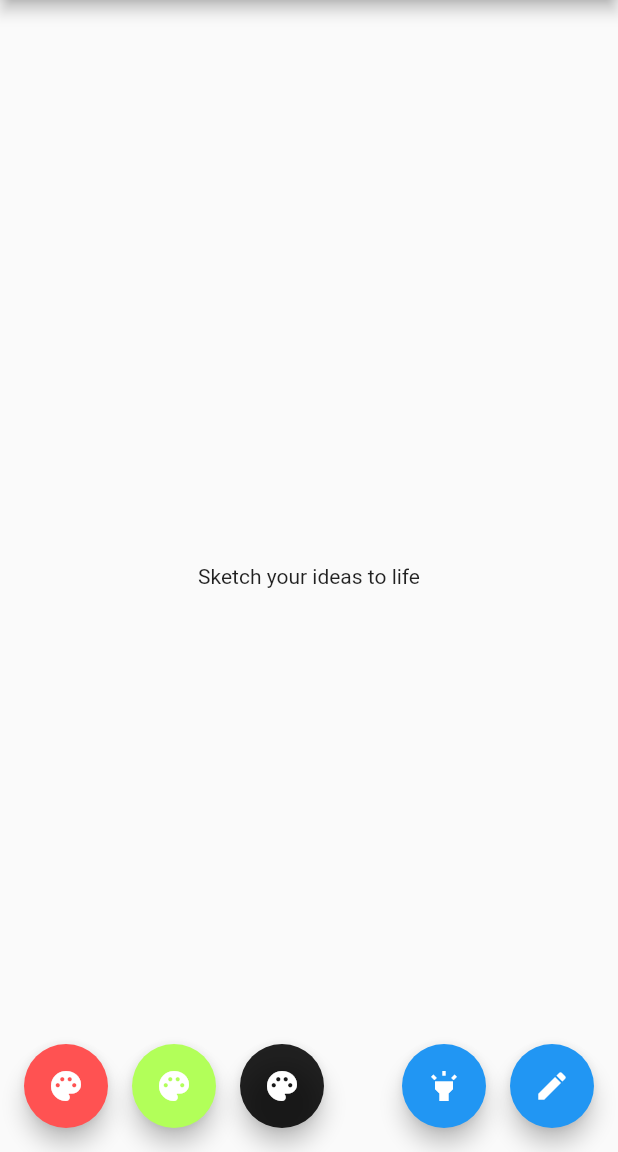
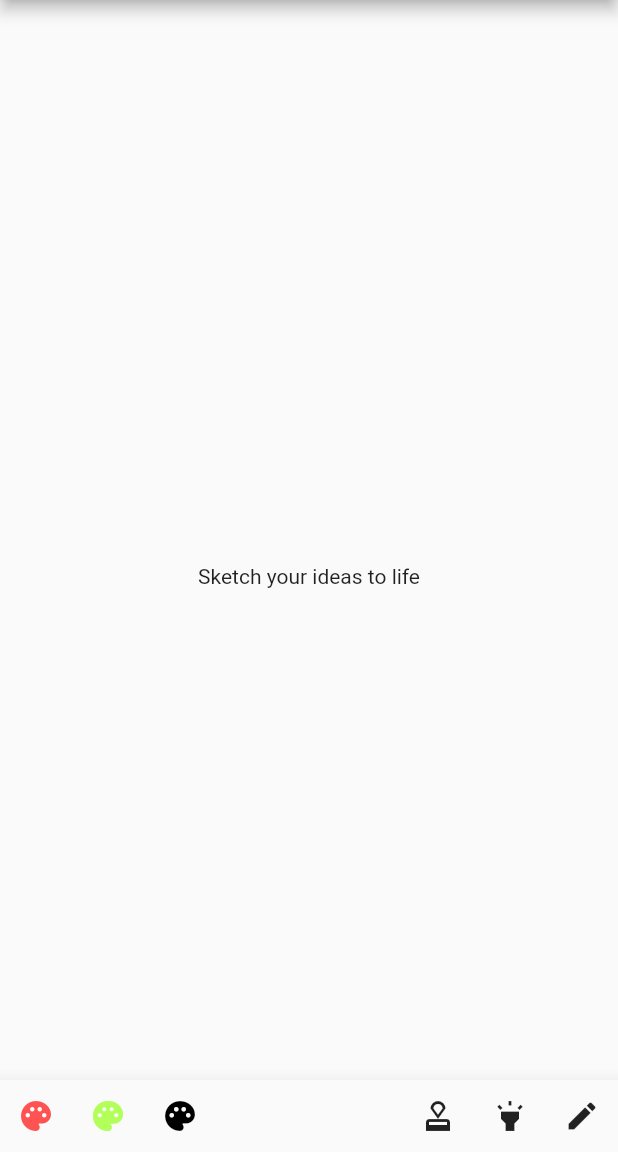
Before and after one commit to glynskyi/sketcher, a Flutter app: the screen it shows after launch, after a tap on the "highlight" icon, on a phone screen of 412 x 824 dp, the part 84-1236 px from its top. Run offline on Flutter 3.47's test engine with Material 2 defaults, Android fonts, the phone set to English and light mode, and no system bars.

Commit message:
added the undo/redo actions for eraser

```diff
--- a/example/lib/pages/home_page.dart
+++ b/example/lib/pages/home_page.dart
@@ -14,16 +14,15 @@ class _HomePageState extends State<HomePage> {
   final _sketchController = SketchController();
   final _scrollController = ScrollController();
 
-  void _selectPencil() {
-    _sketchController.setActiveTool(SketchTool.Pencil);
+  void _selectColor(Color color) {
+    _sketchController.setActiveColor(color);
   }
 
-  void _selectHighlighter() {
-    _sketchController.setActiveTool(SketchTool.Highlighter);
-  }
-
-  void _selectColor(Color color) {
-    _sketchController.setActiveColor(color);
+  @override
+  void initState() {
+    super.initState();
+    print("initState()");
+    _sketchController.addListener(() => setState(() {}));
   }
 
   @override
@@ -43,8 +42,9 @@ class _HomePageState extends State<HomePage> {
         ],
       ),
       body: Stack(
+        fit: StackFit.expand,
         children: [
-          Expanded(child: _buildSketch()),
+          _buildSketch(),
           Center(
             child: Column(
               mainAxisAlignment: MainAxisAlignment.center,
@@ -53,46 +53,49 @@ class _HomePageState extends State<HomePage> {
               ],
             ),
           ),
+          Positioned(
+            bottom: 0,
+            left: 0,
+            right: 0,
+            child: _buildBottomBar(),
+          ),
         ],
       ),
-      floatingActionButton: Row(
-        mainAxisAlignment: MainAxisAlignment.end,
+    );
+  }
+
+  Widget _buildBottomBar() {
+    return Material(
+      elevation: 10,
+      child: Row(
         children: [
-          const SizedBox(width: 32),
-          FloatingActionButton(
+          IconButton(
+            icon: const Icon(Icons.palette, color: Colors.redAccent),
             onPressed: () => _selectColor(Colors.redAccent),
-            tooltip: "Red",
-            backgroundColor: Colors.redAccent,
-            child: const Icon(Icons.palette),
           ),
-          const SizedBox(width: 16),
-          FloatingActionButton(
+          IconButton(
+            icon: const Icon(Icons.palette, color: Colors.lightGreenAccent),
             onPressed: () => _selectColor(Colors.lightGreenAccent),
-            tooltip: "Green",
-            backgroundColor: Colors.lightGreenAccent,
-            child: const Icon(Icons.palette),
           ),
-          const SizedBox(width: 16),
-          FloatingActionButton(
+          IconButton(
+            icon: const Icon(Icons.palette, color: Colors.black),
             onPressed: () => _selectColor(Colors.black),
-            tooltip: "Black",
-            backgroundColor: Colors.black87,
-            child: const Icon(Icons.palette),
           ),
           const Spacer(),
-          FloatingActionButton(
-            onPressed: _selectHighlighter,
-            tooltip: "Highlighter",
-            child: const Icon(Icons.highlight),
+          IconButton(
+            icon: const Icon(Icons.approval),
+            onPressed: () => _sketchController.setActiveTool(SketchTool.Eraser),
           ),
-          const SizedBox(width: 16),
-          FloatingActionButton(
-            onPressed: _selectPencil,
-            tooltip: "Pencil",
-            child: const Icon(Icons.edit),
+          IconButton(
+            icon: const Icon(Icons.highlight),
+            onPressed: () => _sketchController.setActiveTool(SketchTool.Highlighter),
+          ),
+          IconButton(
+            icon: const Icon(Icons.edit),
+            onPressed: () => _sketchController.setActiveTool(SketchTool.Pencil),
           ),
         ],
-      ), // This trailing comma makes auto-formatting nicer for build methods.
+      ),
     );
   }
 
--- a/lib/converter/svg/svg_importer.dart
+++ b/lib/converter/svg/svg_importer.dart
@@ -2,7 +2,6 @@ import 'package:flutter/painting.dart';
 import 'package:sketcher/converter/importer.dart';
 import 'package:sketcher/models/stroke.dart';
 import 'package:sketcher/sketcher.dart';
-import 'package:sketcher/ui/static_painter.dart';
 import 'package:xml/xml.dart';
 
 class SvgImporter implements Importer {
@@ -29,7 +28,7 @@ class SvgImporter implements Importer {
       final strokeColor = _svgColorToFlutterColor(stroke).withOpacity(strokeOpacity);
       strokes.add(Stroke(points, strokeColor, strokeWidth));
     }
-    controller.init(StaticPainter(strokes));
+    controller.init(strokes);
   }
 
   Color _svgColorToFlutterColor(String code) {
--- a/lib/tools/tool_controller.dart
+++ b/lib/tools/tool_controller.dart
@@ -1,8 +1,11 @@
+import 'package:flutter/cupertino.dart';
 import 'package:flutter/gestures.dart';
 
 typedef OnStateUpdated = void Function();
 
 abstract class ToolController {
+  CustomPainter get toolPainter;
+
   void panStart(PointerDownEvent details);
 
   void panUpdate(PointerMoveEvent details);
--- a/lib/ui/bezier_path.dart
+++ b/lib/ui/bezier_path.dart
@@ -5,7 +5,7 @@ class BezierPath {
   BezierPath._();
 
   static void paintBezierPath(Canvas canvas, Stroke stroke) {
-    if (stroke.isDeleted) {
+    if (stroke.isDeleted || stroke.points.length < 2) {
       return;
     }
     try {
--- /dev/null
+++ b/lib/ui/operations/eraser_operation.dart
@@ -0,0 +1,29 @@
+import 'package:sketcher/models/stroke.dart';
+import 'package:sketcher/ui/operations/operation.dart';
+import 'package:sketcher/ui/sketch_controller.dart';
+import 'package:sketcher/ui/sketch_layer.dart';
+import 'package:sketcher/ui/static_painter.dart';
+
+class EraserOperation implements Operation {
+  final SketchLayer _originLayer;
+  final List<Stroke> _aliveStrokes;
+  final int _nextLaterId;
+
+  EraserOperation(this._originLayer, this._aliveStrokes, this._nextLaterId);
+
+  @override
+  void redo(SketchController controller) {
+    final painter = StaticPainter(_aliveStrokes);
+    final layer = SketchLayer(_nextLaterId, painter);
+    final index = controller.layers.indexOf(_originLayer);
+    controller.layers[index] = layer;
+    controller.notify();
+  }
+
+  @override
+  void undo(SketchController controller) {
+    final index = controller.layers.indexWhere((layer) => layer.id == _nextLaterId);
+    controller.layers[index] = _originLayer;
+    controller.notify();
+  }
+}
--- /dev/null
+++ b/lib/ui/operations/operation.dart
@@ -0,0 +1,7 @@
+import 'package:sketcher/sketcher.dart';
+
+abstract class Operation {
+  void redo(SketchController controller);
+
+  void undo(SketchController controller);
+}
--- /dev/null
+++ b/lib/ui/operations/stroke_operation.dart
@@ -0,0 +1,24 @@
+import 'package:sketcher/models/stroke.dart';
+import 'package:sketcher/ui/operations/operation.dart';
+import 'package:sketcher/ui/sketch_controller.dart';
+import 'package:sketcher/ui/sketch_layer.dart';
+import 'package:sketcher/ui/static_painter.dart';
+
+class StrokeOperation implements Operation {
+  final Stroke _stroke;
+
+  StrokeOperation(this._stroke);
+
+  @override
+  void redo(SketchController controller) {
+    final layer = SketchLayer(controller.nextLayerId, StaticPainter([_stroke]));
+    controller.layers.add(layer);
+    controller.notify();
+  }
+
+  @override
+  void undo(SketchController controller) {
+    controller.layers.removeLast();
+    controller.notify();
+  }
+}
--- a/lib/ui/reactive_painter.dart
+++ b/lib/ui/reactive_painter.dart
@@ -1,14 +1,16 @@
 import 'package:flutter/material.dart';
 import 'package:sketcher/models/stroke.dart';
+import 'package:sketcher/models/stroke_style.dart';
 import 'package:sketcher/ui/bezier_path.dart';
 
 class ReactivePainter extends ChangeNotifier implements CustomPainter {
-  Color strokeColor;
+  // Color strokeColor;
   final _strokes = <Stroke>[];
-  double activeWeight = 1.5;
-  Color activeColor = Colors.green;
+  // double activeWeight = 1.5;
+  // Color activeColor = Colors.green;
+  final StrokeStyle _strokeStyle;
 
-  ReactivePainter(this.strokeColor);
+  ReactivePainter(this._strokeStyle);
 
   List<Stroke> get strokes => _strokes;
 
@@ -16,7 +18,7 @@ class ReactivePainter extends ChangeNotifier implements CustomPainter {
   bool hitTest(Offset position) => null;
 
   void startStroke(Offset position) {
-    _strokes.add(Stroke([position], activeColor, activeWeight));
+    _strokes.add(Stroke([position], _strokeStyle.color.withOpacity(_strokeStyle.opacity), _strokeStyle.weight));
     notifyListeners();
   }
 
@@ -26,8 +28,9 @@ class ReactivePainter extends ChangeNotifier implements CustomPainter {
     notifyListeners();
   }
 
-  void endStroke() {
+  Stroke endStroke() {
     notifyListeners();
+    return _strokes.last;
   }
 
   static final strokePaint = Paint()
--- a/lib/ui/sketch.dart
+++ b/lib/ui/sketch.dart
@@ -22,8 +22,6 @@ class Sketch extends StatefulWidget {
 
 class _SketchState extends State<Sketch> {
   Widget touch;
-  CustomPaint canvas;
-
   SketchTool _activeTool = SketchTool.None;
   ToolController _toolController;
 
@@ -33,11 +31,11 @@ class _SketchState extends State<Sketch> {
   void panStart(PointerDownEvent details) {
     initialPointer = details.pointer;
     if (_activeTool == SketchTool.Pencil || _activeTool == SketchTool.Highlighter) {
-      _toolController = PencilController(widget.controller, () => setState(() {}));
+      _toolController = PencilController(widget.controller, () => widget.controller.notify());
       _toolController.panStart(details);
     }
     if (_activeTool == SketchTool.Eraser) {
-      _toolController = EraserController(widget.controller, () => setState(() {}));
+      _toolController = EraserController(widget.controller, () => widget.controller.notify());
       _toolController?.panStart(details);
     }
   }
@@ -86,8 +84,8 @@ class _SketchState extends State<Sketch> {
       _activeTool = widget.controller.activeTool;
       final config = widget.controller.activeToolStyle;
       if (config != null) {
-        widget.controller.reactivePainter.activeWeight = config.weight;
-        widget.controller.reactivePainter.activeColor = config.color.withOpacity(config.opacity);
+        // widget.controller.reactivePainter.activeWeight = config.weight;
+        // widget.controller.reactivePainter.activeColor = config.color.withOpacity(config.opacity);
       }
     });
   }
@@ -100,18 +98,19 @@ class _SketchState extends State<Sketch> {
 
   @override
   Widget build(BuildContext context) {
-    canvas = CustomPaint(
-      painter: widget.controller.reactivePainter,
-      child: _activeTool == SketchTool.None ? null : touch,
-    );
     return Transform.translate(
       offset: Offset(0, -_offset),
-      child: Stack(children: [
-//      ...staticPainters.map((painter) => CustomPaint(painter: painter)),
-        ...RepaintBoundary.wrapAll(
-            widget.controller.staticPainters.map((painter) => CustomPaint(painter: painter)).toList(growable: false)),
-        canvas,
-      ]),
+      child: Stack(
+        children: [
+          ...RepaintBoundary.wrapAll(widget.controller.layers
+              .map((layer) => CustomPaint(key: ValueKey(layer.id), painter: layer.painter))
+              .toList(growable: false)),
+          CustomPaint(
+            painter: _toolController?.toolPainter,
+            child: _activeTool == SketchTool.None ? null : touch,
+          ),
+        ],
+      ),
     );
   }
 }
--- a/lib/ui/sketch_controller.dart
+++ b/lib/ui/sketch_controller.dart
@@ -2,16 +2,20 @@ import 'package:flutter/material.dart';
 import 'package:sketcher/models/sketch_tool.dart';
 import 'package:sketcher/models/stroke.dart';
 import 'package:sketcher/models/stroke_style.dart';
-import 'package:sketcher/ui/reactive_painter.dart';
+import 'package:sketcher/ui/operations/operation.dart';
+import 'package:sketcher/ui/sketch_layer.dart';
 import 'package:sketcher/ui/static_painter.dart';
 
 class SketchController extends ChangeNotifier {
+  final _layers = <SketchLayer>[];
+  final _undoStack = <Operation>[];
+  final _redoStack = <Operation>[];
   SketchTool _activeTool;
   StrokeStyle _pencilStyle;
   StrokeStyle _highlighterStyle;
-  final _redoQueue = <Stroke>[];
-  ReactivePainter reactivePainter = ReactivePainter(const Color.fromRGBO(255, 255, 255, 1.0));
-  List<StaticPainter> staticPainters = [];
+  int _lastLayerId = 0;
+
+  List<SketchLayer> get layers => _layers;
 
   SketchController({
     StrokeStyle pencilStyle,
@@ -21,17 +25,17 @@ class SketchController extends ChangeNotifier {
     _highlighterStyle = highlighterStyle ?? StrokeStyle(0.3, Colors.black, 18);
   }
 
+  int get nextLayerId => ++_lastLayerId;
+
   SketchTool get activeTool => _activeTool;
 
   StrokeStyle get pencilConfig => _pencilStyle;
 
   StrokeStyle get highlightConfig => _highlighterStyle;
 
-  bool get isRedoAvailable => _redoQueue.isNotEmpty;
+  bool get isRedoAvailable => _redoStack.isNotEmpty;
 
-  bool get isUndoAvailable {
-    return staticPainters.any((painter) => painter.strokes.isNotEmpty) || reactivePainter.strokes.isNotEmpty;
-  }
+  bool get isUndoAvailable => _undoStack.isNotEmpty;
 
   void setActiveTool(SketchTool tool) {
     _activeTool = tool;
@@ -39,22 +43,28 @@ class SketchController extends ChangeNotifier {
   }
 
   void undo() {
-    if (reactivePainter.strokes.isEmpty) {
-      final staticPainter = staticPainters.removeLast();
-      final kanjiStokes = staticPainter.strokes;
-      _redoQueue.add(kanjiStokes.removeLast());
-      reactivePainter.strokes.addAll(kanjiStokes);
-    } else {
-      _redoQueue.add(reactivePainter.strokes.removeLast());
-    }
-    notifyListeners();
+    final operation = _undoStack.removeLast();
+    _redoStack.add(operation);
+    operation.undo(this);
+    //   if (reactivePainter.strokes.isEmpty) {
+    //     final staticPainter = staticPainters.removeLast();
+    //     final kanjiStokes = staticPainter.strokes;
+    //     _redoQueue.add(kanjiStokes.removeLast());
+    //     reactivePainter.strokes.addAll(kanjiStokes);
+    //   } else {
+    //     _redoQueue.add(reactivePainter.strokes.removeLast());
+    //   }
+    //   notifyListeners();
   }
 
   void redo() {
-    if (_redoQueue.isNotEmpty) {
-      reactivePainter.strokes.add(_redoQueue.removeLast());
-      notifyListeners();
-    }
+    final operation = _redoStack.removeLast();
+    _undoStack.add(operation);
+    operation.redo(this);
+    //   if (_redoQueue.isNotEmpty) {
+    //     reactivePainter.strokes.add(_redoQueue.removeLast());
+    //     notifyListeners();
+    //   }
   }
 
   void setActiveColor(Color color) {
@@ -94,22 +104,30 @@ class SketchController extends ChangeNotifier {
   }
 
   void notify() {
-    return notifyListeners();
+    print("notify()");
+    notifyListeners();
   }
 
-  bool commitStrokes() {
-    _redoQueue.clear();
-    if (reactivePainter.strokes.isNotEmpty) {
-      staticPainters.add(StaticPainter(List.of(reactivePainter.strokes)));
-      reactivePainter.strokes.clear();
-      return true;
-    } else {
-      return false;
-    }
+  // bool commitStrokes() {
+  //   _redoQueue.clear();
+  //   if (reactivePainter.strokes.isNotEmpty) {
+  //     staticPainters.add(StaticPainter(List.of(reactivePainter.strokes)));
+  //     reactivePainter.strokes.clear();
+  //     return true;
+  //   } else {
+  //     return false;
+  //   }
+  // }
+
+  void init(List<Stroke> strokes) {
+    final layer = SketchLayer(nextLayerId, StaticPainter(strokes));
+    layers.add(layer);
+    notifyListeners();
   }
 
-  void init(StaticPainter staticPainter) {
-    staticPainters.add(staticPainter);
-    notifyListeners();
+  void commitOperation(Operation operation) {
+    _undoStack.add(operation);
+    _redoStack.clear();
+    operation.redo(this);
   }
 }
--- /dev/null
+++ b/lib/ui/sketch_layer.dart
@@ -0,0 +1,8 @@
+import 'package:sketcher/ui/static_painter.dart';
+
+class SketchLayer {
+  final int id;
+  final StaticPainter painter;
+
+  SketchLayer(this.id, this.painter);
+}
--- a/pubspec.yaml
+++ b/pubspec.yaml
@@ -1,6 +1,6 @@
 name: sketcher
 description: Sketch your ideas to life with the sketcher package
-version: 1.0.0
+version: 1.0.1
 homepage: https://github.com/glynskyi/sketcher
 
 environment:
```
Also changed, not shown: lib/converter/svg/svg_exporter.dart (+2 -5 lines), lib/tools/eraser_controller.dart (+41 -17 lines), lib/tools/pencil_controller.dart (+18 -7 lines), example/pubspec.lock, 1 other file.
